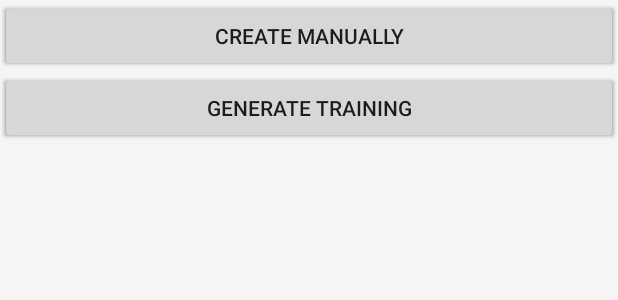
After one commit to jppsilva10/CM_projeto, an Android app: the layout fragment_create_workout.xml on its own in the app's theme, with its tools: preview values and no code run, on a phone screen of 412 x 824 dp. The commit adds this screen. Shown: the top 300 px of the screen. Run offline under Robolectric (Android 15) with nearby library versions, the phone set to English and light mode, and no system bars.

Commit message:
WorkoutListFragment, CreateWorkout Fragment, not too much done yet

```diff
--- a/FitnessAdvisor/app/src/main/java/com/example/fitnessadvisor/SharedViewModel.java
+++ b/FitnessAdvisor/app/src/main/java/com/example/fitnessadvisor/SharedViewModel.java
@@ -9,6 +9,7 @@ import com.example.fitnessadvisor.Database.AppDatabase;
 
 public class SharedViewModel extends ViewModel {
     private AppDatabase db;
+    private long workoutId;
 
     public void setDB(AppDatabase db){
         this.db = db;
@@ -17,4 +18,8 @@ public class SharedViewModel extends ViewModel {
     public AppDatabase getDB(){
         return db;
     }
+
+    public void setWorkoutId(long id){
+        this.workoutId = id;
+    }
 }
--- a/FitnessAdvisor/app/src/main/java/com/example/fitnessadvisor/UpdateProfileFragment.java
+++ b/FitnessAdvisor/app/src/main/java/com/example/fitnessadvisor/UpdateProfileFragment.java
@@ -19,11 +19,13 @@ import android.widget.Spinner;
 import android.widget.TextView;
 
 import com.example.fitnessadvisor.Database.Profile;
+import com.example.fitnessadvisor.Database.Workout;
 
 import java.text.ParseException;
 import java.text.SimpleDateFormat;
 import java.util.Calendar;
 import java.util.Date;
+import java.util.List;
 
 public class UpdateProfileFragment extends Fragment implements TaskManager.Callback {
 
@@ -251,4 +253,8 @@ public class UpdateProfileFragment extends Fragment implements TaskManager.Callb
                 .replace(R.id.fragment_container_view, AccountFragment.class, null)
                 .commit();
     }
+    @Override
+    public void onLoadWorkoutComplete(List<Workout> workouts){
+
+    };
 }
--- /dev/null
+++ b/FitnessAdvisor/app/src/main/res/layout/fragment_create_workout.xml
@@ -0,0 +1,28 @@
+<?xml version="1.0" encoding="utf-8"?>
+<FrameLayout xmlns:android="http://schemas.android.com/apk/res/android"
+    xmlns:app="http://schemas.android.com/apk/res-auto"
+    xmlns:tools="http://schemas.android.com/tools"
+    android:layout_width="match_parent"
+    android:layout_height="match_parent"
+    android:background="#F5F5F5"
+    tools:context=".WorkoutListFragment">
+
+    <LinearLayout
+        android:layout_width="match_parent"
+        android:layout_height="match_parent"
+        android:orientation="vertical">
+
+
+        <Button
+            android:id="@+id/button2"
+            android:layout_width="match_parent"
+            android:layout_height="wrap_content"
+            android:text="Create Manually" />
+
+        <Button
+            android:id="@+id/button3"
+            android:layout_width="match_parent"
+            android:layout_height="wrap_content"
+            android:text="Generate Training" />
+    </LinearLayout>
+</FrameLayout>
--- a/FitnessAdvisor/build.gradle
+++ b/FitnessAdvisor/build.gradle
@@ -1,5 +1,5 @@
 // Top-level build file where you can add configuration options common to all sub-projects/modules.
 plugins {
-    id 'com.android.application' version '7.3.1' apply false
-    id 'com.android.library' version '7.3.1' apply false
+    id 'com.android.application' version '7.2.2' apply false
+    id 'com.android.library' version '7.2.2' apply false
 }
```
Also changed, not shown: FitnessAdvisor/app/src/main/java/com/example/fitnessadvisor/AccountFragment.java (+7 -0 lines), FitnessAdvisor/app/src/main/java/com/example/fitnessadvisor/CreateWorkoutFragment.java (added, +35 -0 lines), FitnessAdvisor/app/src/main/java/com/example/fitnessadvisor/TaskManager.java (+34 -0 lines), FitnessAdvisor/app/src/main/java/com/example/fitnessadvisor/WorkoutListFragment.java (+87 -32 lines), FitnessAdvisor/app/src/main/res/layout/fragment_workout_list.xml (+21 -1 lines), FitnessAdvisor/app/src/debug/res/drawable-xxxhdpi/add_button.png (added), FitnessAdvisor/app/src/debug/res/drawable-xxxhdpi/deadlift.png (added), FitnessAdvisor/app/src/debug/res/drawable-xxxhdpi/latpulldown.png (added), FitnessAdvisor/app/src/debug/res/drawable-xxxhdpi/standinglat.png (added).
